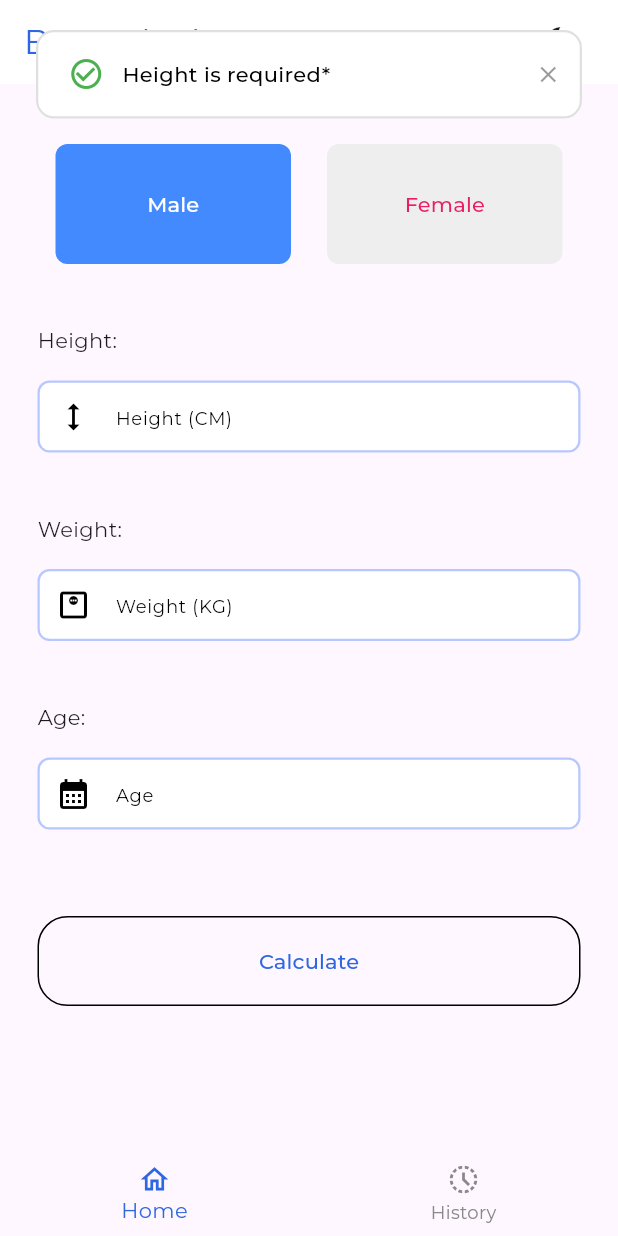
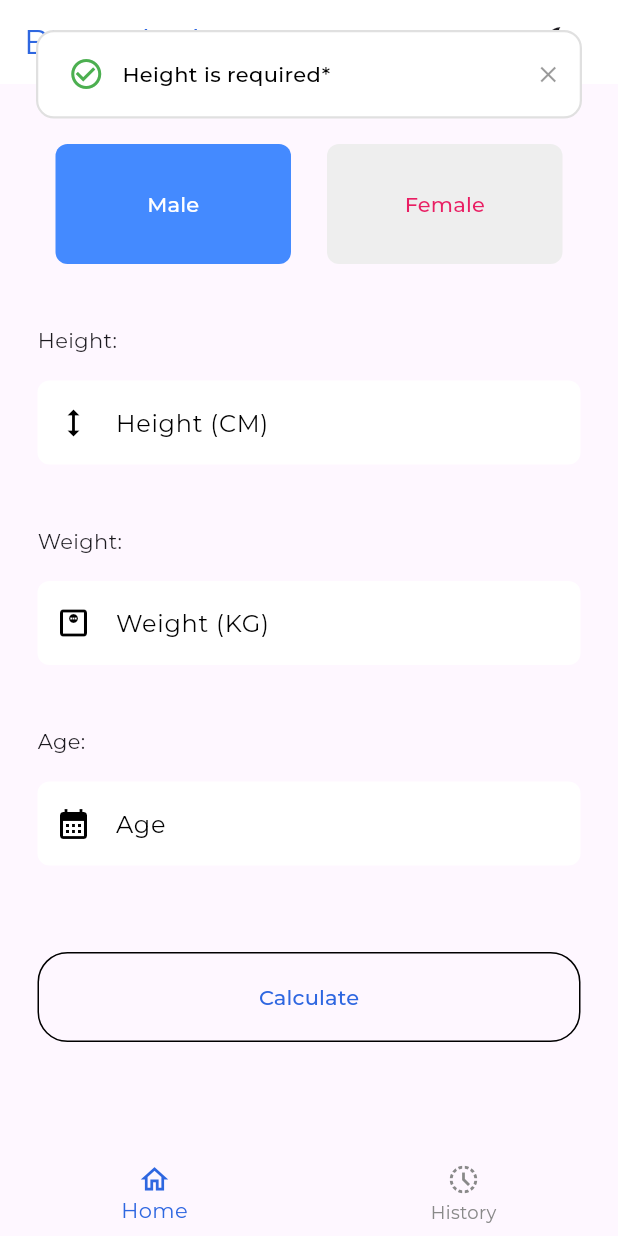
Before and after one commit to Syf-Almjd/BMIHealthy, a Flutter app: the screen it shows after launch, after a tap on "Calculate", on a phone screen of 412 x 824 dp. Run offline on Flutter 3.47's test engine with Material 3 defaults, Android fonts, the phone set to English and light mode, and no system bars; our stand-ins replace adaptive_theme, bloc, device_preview, flutter_bloc, google_mobile_ads, shared_preferences and 1 more; network calls fail.

Commit message:
Added AdMob

```diff
--- a/lib/src/config/themes/theme_manager.dart
+++ b/lib/src/config/themes/theme_manager.dart
@@ -1,9 +1,7 @@
 import 'package:flutter/material.dart';
 
 import '../utils/managers/app_constants.dart';
-import '../utils/managers/app_values.dart';
 import '../utils/styles/app_colors.dart';
-import '../utils/styles/app_textstyles.dart';
 
 ThemeData getApplicationTheme() {
   return ThemeData.light().copyWith(
@@ -21,42 +19,42 @@ ThemeData getApplicationTheme() {
     primaryTextTheme: ThemeData.light().textTheme.apply(
           fontFamily: AppConstants.appFontFamily,
         ),
-      //input theme
-      inputDecorationTheme: InputDecorationTheme(
-        fillColor: AppColors.white,
-        contentPadding: const EdgeInsets.all(AppPadding.p8),
-        // hint style
-        hintStyle: getRegularStyle(color: AppColors.black),
-
-        // label style
-        labelStyle: getMediumStyle(color: AppColors.greyDark),
-        // error style
-        errorStyle: getRegularStyle(color: AppColors.redColor),
-
-        // enabled border
-        enabledBorder: OutlineInputBorder(
-            // elevated butt
-            borderSide: BorderSide(
-                color: AppColors.secondaryColor, width: AppSize.s1_5),
-            borderRadius: const BorderRadius.all(Radius.circular(AppSize.s8))),
-
-        // focused border
-        focusedBorder: OutlineInputBorder(
-            borderSide:
-                BorderSide(color: AppColors.primaryColor, width: AppSize.s1_5),
-            borderRadius: const BorderRadius.all(Radius.circular(AppSize.s8))),
-
-        // error border
-        errorBorder: OutlineInputBorder(
-            borderSide:
-                BorderSide(color: AppColors.redColor, width: AppSize.s1_5),
-            borderRadius: const BorderRadius.all(Radius.circular(AppSize.s8))),
-        // focused error border
-        focusedErrorBorder: OutlineInputBorder(
-            borderSide:
-                BorderSide(color: AppColors.primaryColor, width: AppSize.s1_5),
-            borderRadius: const BorderRadius.all(Radius.circular(AppSize.s8))),
-      ));
+    // //input theme
+    // inputDecorationTheme: InputDecorationTheme(
+    //   fillColor: AppColors.white,
+    //   contentPadding: const EdgeInsets.all(AppPadding.p8),
+    //   // hint style
+    //   hintStyle: getRegularStyle(color: AppColors.black),
+    //
+    //   // label style
+    //   labelStyle: getMediumStyle(color: AppColors.greyDark),
+    //   // error style
+    //   errorStyle: getRegularStyle(color: AppColors.redColor),
+    //
+    //   // enabled border
+    //   enabledBorder: OutlineInputBorder(
+    //       // elevated butt
+    //       borderSide: BorderSide(
+    //           color: AppColors.secondaryColor, width: AppSize.s1_5),
+    //       borderRadius: const BorderRadius.all(Radius.circular(AppSize.s8))),
+    //
+    //   // focused border
+    //   focusedBorder: OutlineInputBorder(
+    //       borderSide:
+    //           BorderSide(color: AppColors.primaryColor, width: AppSize.s1_5),
+    //       borderRadius: const BorderRadius.all(Radius.circular(AppSize.s8))),
+    //
+    //   // error border
+    //   errorBorder: OutlineInputBorder(
+    //       borderSide:
+    //           BorderSide(color: AppColors.redColor, width: AppSize.s1_5),
+    //       borderRadius: const BorderRadius.all(Radius.circular(AppSize.s8))),
+    //   // focused error border
+    //   focusedErrorBorder: OutlineInputBorder(
+    //       borderSide:
+    //           BorderSide(color: AppColors.primaryColor, width: AppSize.s1_5),
+    //       borderRadius: const BorderRadius.all(Radius.circular(AppSize.s8))),)
+  );
 }
 
 ThemeData getDarkApplicationTheme() {
@@ -77,37 +75,37 @@ ThemeData getDarkApplicationTheme() {
           fontFamily: AppConstants.appFontFamily,
         ),
 
-      //input theme
-      inputDecorationTheme: InputDecorationTheme(
-        contentPadding: const EdgeInsets.all(AppPadding.p8),
-        // hint style
-        hintStyle: getRegularStyle(color: AppColors.grey),
-
-        // label style
-        labelStyle: getMediumStyle(color: AppColors.greyDark),
-        // error style
-        errorStyle: getRegularStyle(color: AppColors.redColor),
-
-        // enabled border
-        enabledBorder: OutlineInputBorder(
-            borderSide: BorderSide(color: AppColors.grey, width: AppSize.s1_5),
-            borderRadius: const BorderRadius.all(Radius.circular(AppSize.s8))),
-
-        // focused border
-        focusedBorder: OutlineInputBorder(
-            borderSide:
-                BorderSide(color: AppColors.primaryColor, width: AppSize.s1_5),
-            borderRadius: const BorderRadius.all(Radius.circular(AppSize.s8))),
-
-        // error border
-        errorBorder: OutlineInputBorder(
-            borderSide:
-                BorderSide(color: AppColors.redColor, width: AppSize.s1_5),
-            borderRadius: const BorderRadius.all(Radius.circular(AppSize.s8))),
-        // focused error border
-        focusedErrorBorder: OutlineInputBorder(
-            borderSide:
-                BorderSide(color: AppColors.primaryColor, width: AppSize.s1_5),
-            borderRadius: const BorderRadius.all(Radius.circular(AppSize.s8))),
-      ));
+    // //input theme
+    // inputDecorationTheme: InputDecorationTheme(
+    //   contentPadding: const EdgeInsets.all(AppPadding.p8),
+    //   // hint style
+    //   hintStyle: getRegularStyle(color: AppColors.grey),
+    //
+    //   // label style
+    //   labelStyle: getMediumStyle(color: AppColors.greyDark),
+    //   // error style
+    //   errorStyle: getRegularStyle(color: AppColors.redColor),
+    //
+    //   // enabled border
+    //   enabledBorder: OutlineInputBorder(
+    //       borderSide: BorderSide(color: AppColors.grey, width: AppSize.s1_5),
+    //       borderRadius: const BorderRadius.all(Radius.circular(AppSize.s8))),
+    //
+    //   // focused border
+    //   focusedBorder: OutlineInputBorder(
+    //       borderSide:
+    //           BorderSide(color: AppColors.primaryColor, width: AppSize.s1_5),
+    //       borderRadius: const BorderRadius.all(Radius.circular(AppSize.s8))),
+    //
+    //   // error border
+    //   errorBorder: OutlineInputBorder(
+    //       borderSide:
+    //           BorderSide(color: AppColors.redColor, width: AppSize.s1_5),
+    //       borderRadius: const BorderRadius.all(Radius.circular(AppSize.s8))),
+    //   // focused error border
+    //   focusedErrorBorder: OutlineInputBorder(
+    //       borderSide:
+    //           BorderSide(color: AppColors.primaryColor, width: AppSize.s1_5),
+    //       borderRadius: const BorderRadius.all(Radius.circular(AppSize.s8))),)
+  );
 }
--- a/lib/src/config/utils/managers/app_constants.dart
+++ b/lib/src/config/utils/managers/app_constants.dart
@@ -1,5 +1,4 @@
 abstract class AppConstants {
-  static const double appBarHeight = 80;
   static const String appTitle = "FoodFinder";
   static const String appFontFamily = "Montserrat";
   static const String previousBmiList = "previousBmiList";
--- a/lib/src/config/utils/styles/app_textstyles.dart
+++ /dev/null
@@ -1,56 +0,0 @@
-import 'package:flutter/material.dart';
-
-import 'app_fonts.dart';
-
-TextStyle _getTextStyle(
-    double fontSize, String fontFamily, FontWeight fontWeight, Color color) {
-  return TextStyle(
-      fontSize: fontSize,
-      fontFamily: fontFamily,
-      color: color,
-      fontWeight: fontWeight);
-}
-
-// regular style
-
-TextStyle getRegularStyle(
-    {double fontSize = AppFontSize.s12, required Color color}) {
-  return _getTextStyle(
-      fontSize, FontConstants.fontFamily, AppFontWeight.regular, color);
-}
-// light text style
-
-TextStyle getLightStyle(
-    {double fontSize = AppFontSize.s12, required Color color}) {
-  return _getTextStyle(
-      fontSize, FontConstants.fontFamily, AppFontWeight.light, color);
-}
-// bold text style
-
-TextStyle getBoldStyle(
-    {double fontSize = AppFontSize.s12, required Color color}) {
-  return _getTextStyle(
-      fontSize, FontConstants.fontFamily, AppFontWeight.bold, color);
-}
-
-// semi bold text style
-
-TextStyle getSemiBoldStyle(
-    {double fontSize = AppFontSize.s12, required Color color}) {
-  return _getTextStyle(
-      fontSize, FontConstants.fontFamily, AppFontWeight.semiBold, color);
-}
-
-// medium text style
-
-TextStyle getMediumStyle(
-    {double fontSize = AppFontSize.s12, required Color color}) {
-  return _getTextStyle(
-      fontSize, FontConstants.fontFamily, AppFontWeight.medium, color);
-}
-
-TextStyle italic = const TextStyle(
-  fontSize: 12,
-  fontStyle: FontStyle.italic,
-  fontWeight: FontWeight.w100,
-);
--- /dev/null
+++ b/lib/src/presentation/Ads/ad_helper.dart
@@ -0,0 +1,34 @@
+import 'dart:io';
+
+class AdHelper {
+  static String get bannerAdUnitId {
+    if (Platform.isAndroid) {
+      return 'ca-app-pub-6033282707506116/1154383110';
+    } else if (Platform.isIOS) {
+      return 'ca-app-pub-6033282707506116~8213426112';
+    } else {
+      throw UnsupportedError('Unsupported platform');
+    }
+  }
+
+  ///Not Yet ready
+//   static String get interstitialAdUnitId {
+//     if (Platform.isAndroid) {
+//       return "ca-app-pub-3940256099942544/1033173712";
+//     } else if (Platform.isIOS) {
+//       return "ca-app-pub-3940256099942544/4411468910";
+//     } else {
+//       throw UnsupportedError("Unsupported platform");
+//     }
+//   }
+//
+//   static String get rewardedAdUnitId {
+//     if (Platform.isAndroid) {
+//       return "ca-app-pub-3940256099942544/5224354917";
+//     } else if (Platform.isIOS) {
+//       return "ca-app-pub-3940256099942544/1712485313";
+//     } else {
+//       throw new UnsupportedError("Unsupported platform");
+//     }
+//   }
+}
--- a/lib/src/presentation/Modules/Home/BMICalculator/BMICalculator.dart
+++ b/lib/src/presentation/Modules/Home/BMICalculator/BMICalculator.dart
@@ -4,8 +4,10 @@ import 'package:bmihealthy/src/config/utils/managers/app_constants.dart';
 import 'package:bmihealthy/src/data/local/localData_cubit/local_data_cubit.dart';
 import 'package:bmihealthy/src/presentation/Modules/Theme/ThemeHeader.dart';
 import 'package:flutter/material.dart';
+import 'package:google_mobile_ads/google_mobile_ads.dart';
 
 import '../../../../config/utils/styles/app_colors.dart';
+import '../../../Ads/ad_helper.dart';
 import '../../../Shared/Components.dart';
 
 class BMICalculator extends StatefulWidget {
@@ -20,8 +22,40 @@ class _BMICalculatorState extends State<BMICalculator> {
   TextEditingController weight = TextEditingController();
   TextEditingController age = TextEditingController();
   late double heightData, weightData, ageData, result;
+
   bool isVisible = false;
   late String statusText, url1Name, url1, url2Name, url2, url3Name, url3;
+  BannerAd? _bannerAd;
+
+  @override
+  void initState() {
+    super.initState();
+    getAd();
+  }
+
+  @override
+  void dispose() {
+    super.dispose();
+    _bannerAd?.dispose();
+  }
+
+  getAd() {
+    BannerAd(
+      adUnitId: AdHelper.bannerAdUnitId,
+      request: const AdRequest(),
+      size: AdSize.banner,
+      listener: BannerAdListener(
+        onAdLoaded: (ad) {
+          setState(() {
+            _bannerAd = ad as BannerAd;
+          });
+        },
+        onAdFailedToLoad: (ad, err) {
+          ad.dispose();
+        },
+      ),
+    ).load();
+  }
 
   @override
   Widget build(BuildContext context) {
@@ -345,8 +379,21 @@ class _BMICalculatorState extends State<BMICalculator> {
               // ),
             ],
           ),
+          getCube(1, context),
+          if (_bannerAd != null) adWidget(),
         ]
       ],
+    );
+  }
+
+  Widget adWidget() {
+    return Align(
+      alignment: Alignment.topCenter,
+      child: SizedBox(
+        width: _bannerAd!.size.width.toDouble(),
+        height: _bannerAd!.size.height.toDouble(),
+        child: AdWidget(ad: _bannerAd!),
+      ),
     );
   }
 
```
Also changed, not shown: lib/src/config/utils/managers/app_enums.dart (deleted, +0 -11 lines), lib/src/config/utils/managers/app_extensions.dart (deleted, +0 -58 lines), lib/src/config/utils/managers/app_values.dart (deleted, +0 -31 lines), lib/src/config/utils/styles/app_fonts.dart (deleted, +0 -22 lines), lib/src/presentation/Modules/History/HistroyPage.dart (+42 -0 lines), lib/src/presentation/Shared/Components.dart (+0 -69 lines), pubspec.yaml (+1 -26 lines), pubspec.lock, 2 other files. Lines whose indentation alone changed are shown as unchanged.
